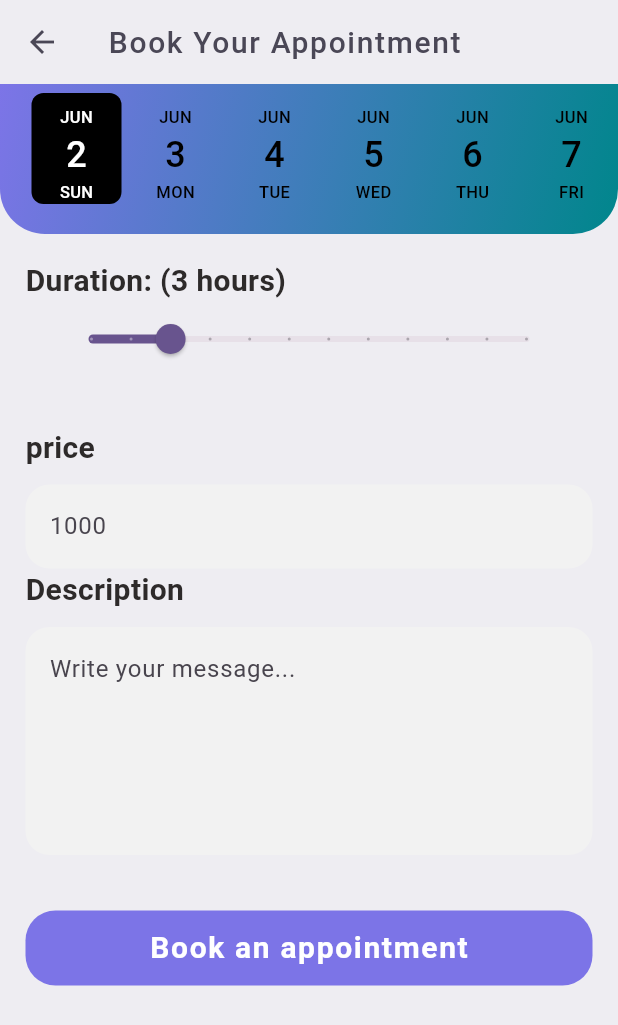
After one commit to naeimDz/assistApp, a Flutter app: the AssistantDetailScreen screen opened by its route, after a tap on "Make Appointment", on a phone screen of 412 x 824 dp. The commit adds this screen. Shown: the top 1025 px of the screen. Run offline on Flutter 3.47's test engine with Material 3 defaults, Android fonts, the phone set to English and light mode, and no system bars; drawn by our look-alikes of date_picker_timeline; our stand-ins replace cloud_firestore, easy_localization, firebase_auth, firebase_core, firebase_storage, shared_preferences; accounts and stored records are empty; Roboto replaces fonts that are missing (Dubai).

Commit message:
add appoint ui

```diff
--- a/lib/models/address.dart
+++ b/lib/models/address.dart
@@ -26,4 +26,8 @@ class Address {
         'province': province ?? "",
         'zipCode': zipCode ?? "",
       };
+  @override
+  String toString() {
+    return "${province ?? ""}, $city, $street";
+  }
 }
--- a/lib/utils/routes/route_name_strings.dart
+++ b/lib/utils/routes/route_name_strings.dart
@@ -8,4 +8,5 @@ class RouteNameStrings {
   static const String assistantEditing = "assistantEditing";
   static const String privacyPolicyScreen = "PrivacyPolicyScreen";
   static const String termsConditions = "TermsConditions";
+  static const String appointScreen = "AppointScreen";
 }
--- a/lib/utils/routes/routing.dart
+++ b/lib/utils/routes/routing.dart
@@ -1,4 +1,5 @@
 import 'package:assistantsapp/utils/routes/route_name_strings.dart';
+import 'package:assistantsapp/views/appointment/appoint_screen.dart';
 import 'package:assistantsapp/views/home/home_screen.dart';
 import 'package:assistantsapp/views/setting/privacy_and_terms_screen.dart';
 import 'package:assistantsapp/views/setting/terms_conditions.dart';
@@ -25,10 +26,13 @@ class Routes {
         return _buildRoute(const AssistantDetailScreen());
       case RouteNameStrings.editProfileView:
         return _buildRoute(EditProfileView());
+      case RouteNameStrings.appointScreen:
+        return _buildRoute(const AppointScreen());
       case RouteNameStrings.privacyPolicyScreen:
         return _buildRoute(const PrivacyPolicyScreen());
       case RouteNameStrings.termsConditions:
         return _buildRoute(const TermsConditions());
+
       default:
         return _buildRoute(const HomeScreen());
     }
--- /dev/null
+++ b/lib/views/appointment/appoint_screen.dart
@@ -0,0 +1,297 @@
+import 'package:assistantsapp/controllers/assistant/assistant_provider.dart';
+import 'package:date_picker_timeline/date_picker_widget.dart';
+import 'package:flutter/material.dart';
+import 'package:provider/provider.dart';
+
+import '../../utils/constants/app_colors.dart';
+
+class AppointScreen extends StatefulWidget {
+  const AppointScreen({super.key});
+
+  @override
+  _AppointScreenState createState() => _AppointScreenState();
+}
+
+class _AppointScreenState extends State<AppointScreen> {
+  final TextEditingController _descriptionController = TextEditingController();
+  final TextEditingController _priceController = TextEditingController();
+  double _durationHours = 3.0;
+  DateTime _selectedDate = DateTime.now();
+
+  @override
+  void dispose() {
+    _descriptionController.dispose();
+    super.dispose();
+  }
+
+  @override
+  Widget build(BuildContext context) {
+    final assistant = Provider.of<AssistantProvider>(context).selectedAssistant;
+    // final chatMessageController = ChatMessageController();
+
+    return Scaffold(
+      appBar: AppBar(
+        title: Text(
+          "Book Your Appointment",
+          style: TextStyle(
+            fontSize: 20,
+            letterSpacing: 1.1,
+            fontWeight: FontWeight.w500,
+          ),
+        ),
+      ),
+      body: SingleChildScrollView(
+        child: Column(
+          crossAxisAlignment: CrossAxisAlignment.start,
+          children: [
+            _buildDatePicker(),
+            // _buildAvailableSlots(),
+            _buildDurationSlider(),
+            _buildDescriptionInput(),
+            _buildBookButton(),
+          ],
+        ),
+      ),
+    );
+  }
+
+  Widget _buildDatePicker() {
+    return Container(
+      height: 100,
+      width: double.infinity,
+      decoration: const BoxDecoration(
+        gradient: LinearGradient(
+          colors: [
+            AppColors.primary,
+            AppColors.secondary,
+          ],
+          begin: Alignment.topLeft,
+          end: Alignment.bottomRight,
+        ),
+        borderRadius: BorderRadius.only(
+          bottomLeft: Radius.circular(30),
+          bottomRight: Radius.circular(30),
+        ),
+      ),
+      child: Padding(
+        padding: const EdgeInsets.only(top: 3, left: 18, right: 18),
+        child: Column(
+          children: [
+            DatePicker(
+              DateTime.now(),
+              initialSelectedDate: DateTime.now(),
+              selectionColor: Colors.black,
+              selectedTextColor: Colors.white,
+              daysCount: 173,
+              onDateChange: (date) {
+                // New date selected
+                setState(() {
+                  _selectedDate = date;
+                });
+              },
+            )
+          ],
+        ),
+      ),
+    );
+  }
+
+  Widget _buildDatePickertestButton() {
+    return InkWell(
+      onTap: () {
+        // Handle date picker interaction (show date picker)
+        showDatePicker(
+          context: context,
+          initialDate: DateTime.now(),
+          firstDate: DateTime(2023, 1, 1), // Adjust as needed
+          lastDate:
+              DateTime.now().add(const Duration(days: 365)), // Adjust as needed
+        ).then((selectedDate) {
+          if (selectedDate != null) {
+            // Handle selected date (update state or perform actions)
+            setState(() {
+              print(selectedDate);
+              // Update your state or logic here
+            });
+          }
+        });
+      },
+      child: const Icon(
+        Icons.calendar_today_outlined,
+        color: AppColors.primary,
+        size: 24.0,
+      ),
+    );
+  }
+
+  /*Widget _buildAvailableSlots() {
+    return Padding(
+      padding: const EdgeInsets.symmetric(horizontal: 18, vertical: 16),
+      child: Column(
+        crossAxisAlignment: CrossAxisAlignment.start,
+        children: [
+          Text(
+            "Available Slots }",
+            style: const TextStyle(
+              color: Color.fromARGB(255, 45, 42, 42),
+              fontSize: 20,
+              fontWeight: FontWeight.bold,
+            ),
+          ),
+          const SizedBox(height: 15),
+          Row(
+            mainAxisAlignment: MainAxisAlignment.spaceAround,
+            children: [
+              _buildChip("Morning"),
+              _buildChip("Afternoon"),
+              _buildChip("Evening"),
+            ],
+          ),
+          const SizedBox(height: 17),
+          const Text(
+            "Duration (hours):",
+            style: TextStyle(
+              color: Color.fromARGB(255, 45, 42, 42),
+              fontSize: 20,
+              fontWeight: FontWeight.bold,
+            ),
+          ),
+          Slider(
+            value: _durationHours,
+            min: 1.0,
+            max: 12.0,
+            divisions: 11,
+            label: 'Duration (hours): ${_durationHours.round()}',
+            onChanged: (value) {
+              setState(() {
+                _durationHours = value;
+              });
+            },
+          ),
+        ],
+      ),
+    );
+  }*/
+
+  Widget _buildDurationSlider() {
+    return Padding(
+      padding: const EdgeInsets.all(17.0),
+      child: Column(
+        crossAxisAlignment: CrossAxisAlignment.start,
+        children: [
+          Text(
+            "Duration: (${_durationHours.floor()} hours) ",
+            style: const TextStyle(
+              color: Color.fromARGB(255, 45, 42, 42),
+              fontSize: 20,
+              fontWeight: FontWeight.bold,
+            ),
+          ),
+          Padding(
+            padding: const EdgeInsets.symmetric(horizontal: 18),
+            child: Slider(
+              value: _durationHours,
+              min: 1.0,
+              max: 12.0,
+              divisions: 11,
+              label: 'Duration (hours): ${_durationHours.round()}',
+              onChanged: (value) {
+                setState(() {
+                  _durationHours = value;
+                });
+              },
+            ),
+          ),
+        ],
+      ),
+    );
+  }
+
+  Widget _buildDescriptionInput() {
+    return Padding(
+      padding: const EdgeInsets.all(17),
+      child: Column(
+        crossAxisAlignment: CrossAxisAlignment.start,
+        children: [
+          const Text(
+            "price",
+            style: TextStyle(
+              color: Color.fromARGB(255, 45, 42, 42),
+              fontSize: 20,
+              fontWeight: FontWeight.bold,
+            ),
+          ),
+          const SizedBox(height: 10),
+          TextFormField(
+            keyboardType: TextInputType.number,
+            controller: _priceController,
+            decoration: InputDecoration(
+              hintText: "1000",
+              border: OutlineInputBorder(),
+            ),
+          ),
+          const Text(
+            "Description",
+            style: TextStyle(
+              color: Color.fromARGB(255, 45, 42, 42),
+              fontSize: 20,
+              fontWeight: FontWeight.bold,
+            ),
+          ),
+          const SizedBox(height: 10),
+          TextFormField(
+            controller: _descriptionController,
+            maxLines: 5,
+            decoration: const InputDecoration(
+              hintText: "Write your message...",
+              border: OutlineInputBorder(),
+            ),
+          ),
+          const SizedBox(height: 20),
+          // Additional data input fields
+          // Add your additional input fields here
+        ],
+      ),
+    );
+  }
+
+  Widget _buildBookButton() {
+    return GestureDetector(
+      onTap: () {
+        final textDescription = _descriptionController.text;
+        _descriptionController.clear();
+      },
+      child: Container(
+        margin: const EdgeInsets.only(left: 17, right: 17, bottom: 17),
+        height: 50,
+        decoration: BoxDecoration(
+          borderRadius: BorderRadius.circular(20),
+          color: AppColors.primary,
+        ),
+        child: const Center(
+          child: Text(
+            "Book an appointment",
+            style: TextStyle(
+              color: Colors.white,
+              fontSize: 20,
+              letterSpacing: 1.1,
+              fontWeight: FontWeight.bold,
+            ),
+          ),
+        ),
+      ),
+    );
+  }
+
+  Widget _buildChip(String label) {
+    return Chip(
+      padding: const EdgeInsets.symmetric(horizontal: 14),
+      shape: RoundedRectangleBorder(
+        borderRadius: BorderRadius.circular(14),
+        side: const BorderSide(),
+      ),
+      label: Text(label),
+      backgroundColor: Colors.white,
+    );
+  }
+}
--- a/lib/views/profile_detail/assistant_detail_screen.dart
+++ b/lib/views/profile_detail/assistant_detail_screen.dart
@@ -1,4 +1,5 @@
 import 'package:assistantsapp/controllers/assistant/assistant_provider.dart';
+import 'package:assistantsapp/utils/routes/route_name_strings.dart';
 import 'package:assistantsapp/views/sharedwidgets/circle_avatar.dart';
 import 'package:flutter/material.dart';
 import 'package:provider/provider.dart';
@@ -27,7 +28,8 @@ class AssistantDetailScreen extends StatelessWidget {
             Center(
               child: Text(
                 '${assistant?.firstName} ${assistant?.lastName} ',
-                style: TextStyle(fontSize: 20, fontWeight: FontWeight.w300),
+                style:
+                    const TextStyle(fontSize: 20, fontWeight: FontWeight.w300),
               ),
             ),
             const SizedBox(height: 8),
@@ -37,7 +39,7 @@ class AssistantDetailScreen extends StatelessWidget {
               ),
             ),
             const SizedBox(height: 16),
-            Text(
+            const Text(
               'Skills :',
               style: TextStyle(fontSize: 30, fontWeight: FontWeight.w500),
             ),
@@ -56,23 +58,23 @@ class AssistantDetailScreen extends StatelessWidget {
             ),
             const SizedBox(height: 8),
             ListTile(
-              leading: Icon(Icons.phone),
+              leading: const Icon(Icons.phone),
               title: Text(assistant?.phoneNumber ?? 'N/A'),
             ),
             ListTile(
-              leading: Icon(Icons.email),
-              title: Text(assistant!.email),
+              leading: const Icon(Icons.email),
+              title: Text(assistant?.email ?? ""),
             ),
             ListTile(
-              leading: Icon(Icons.location_on),
-              title: Text(assistant.address?.toString() ?? 'N/A'),
+              leading: const Icon(Icons.location_on),
+              title: Text(assistant?.address.toString() ?? ""),
             ),
             Center(
               child: ElevatedButton(
                 onPressed: () {
-                  // Implement your appointment booking logic here
+                  Navigator.pushNamed(context, RouteNameStrings.appointScreen);
                 },
-                child: Text('Make Appointment'),
+                child: const Text('Make Appointment'),
               ),
             ),
           ],
--- a/lib/views/setting/setting_screen.dart
+++ b/lib/views/setting/setting_screen.dart
@@ -1,3 +1,4 @@
+import 'package:assistantsapp/services/firestore_service.dart';
 import 'package:assistantsapp/utils/routes/route_name_strings.dart';
 import 'package:assistantsapp/views/sharedwidgets/headline_with_row.dart';
 import 'package:flutter/material.dart';
@@ -27,6 +28,7 @@ class SettingScreen extends StatelessWidget {
                     child: IconButton(
                       icon: const Icon(Icons.edit),
                       onPressed: () =>
+                          //  FirestoreService().updateUserPhoto(imageFile);
                           print("Edit Picture"), // Implement image picking
                     ),
                   ),
--- a/pubspec.yaml
+++ b/pubspec.yaml
@@ -22,6 +22,8 @@ dependencies:
   provider: ^6.1.2
   url_launcher: ^6.2.6
   image_picker: ^1.1.2
+  date_picker_timeline: ^1.2.5
+
 
 dev_dependencies:
   flutter_test:
```
Also changed, not shown: lib/services/assistant_filter.dart (deleted, +0 -18 lines), lib/services/firestore_service.dart (+7 -17 lines), lib/views/home/widgets/assistant_card.dart (+15 -5 lines), pubspec.lock.
